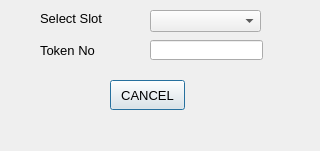
Qt form cancellation.ui (nischalg8/Qt-Doctor-Appointment-System) before a commit.
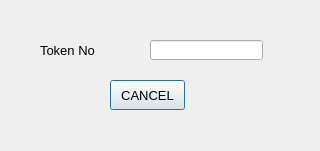
The same form after that commit.

The edit to the form file:
```diff
--- a/cancellation.ui
+++ b/cancellation.ui
@@ -34,21 +34,6 @@
     <string>CANCEL</string>
    </property>
   </widget>
-  <widget class="QComboBox" name="cmbSlot">
-   <property name="geometry">
-    <rect>
-     <x>150</x>
-     <y>10</y>
-     <width>111</width>
-     <height>22</height>
-    </rect>
-   </property>
-   <property name="font">
-    <font>
-     <pointsize>10</pointsize>
-    </font>
-   </property>
-  </widget>
   <widget class="QLabel" name="label_2">
    <property name="geometry">
     <rect>
@@ -67,24 +52,6 @@
     <string>Token No</string>
    </property>
   </widget>
-  <widget class="QLabel" name="label">
-   <property name="geometry">
-    <rect>
-     <x>40</x>
-     <y>10</y>
-     <width>91</width>
-     <height>16</height>
-    </rect>
-   </property>
-   <property name="font">
-    <font>
-     <pointsize>10</pointsize>
-    </font>
-   </property>
-   <property name="text">
-    <string>Select Slot</string>
-   </property>
-  </widget>
   <widget class="QLineEdit" name="txtTokenNo">
    <property name="geometry">
     <rect>
```
Left out of the diff: 2 changed lines with no effect on the pictures.
